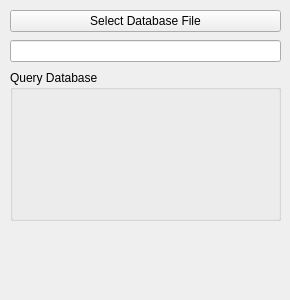
Before: the Qt Designer form mainwindow.ui in erickveil/Qt-SQL-GUI-client, drawn with Qt 5.
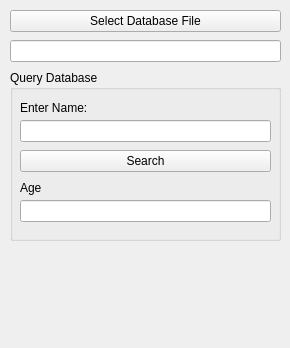
After: the same form once the commit is applied.

```diff
--- a/mainwindow.ui
+++ b/mainwindow.ui
@@ -7,7 +7,7 @@
     <x>0</x>
     <y>0</y>
     <width>290</width>
-    <height>300</height>
+    <height>348</height>
    </rect>
   </property>
   <property name="windowTitle">
@@ -20,12 +20,80 @@
       <x>10</x>
       <y>70</y>
       <width>271</width>
-      <height>151</height>
+      <height>171</height>
      </rect>
     </property>
+    <property name="acceptDrops">
+     <bool>false</bool>
+    </property>
+    <property name="autoFillBackground">
+     <bool>false</bool>
+    </property>
     <property name="title">
      <string>Query Database</string>
     </property>
+    <widget class="QLabel" name="label">
+     <property name="geometry">
+      <rect>
+       <x>10</x>
+       <y>30</y>
+       <width>251</width>
+       <height>16</height>
+      </rect>
+     </property>
+     <property name="text">
+      <string>Enter Name:</string>
+     </property>
+    </widget>
+    <widget class="QLineEdit" name="tb_name">
+     <property name="geometry">
+      <rect>
+       <x>10</x>
+       <y>50</y>
+       <width>251</width>
+       <height>22</height>
+      </rect>
+     </property>
+    </widget>
+    <widget class="QPushButton" name="bu_search">
+     <property name="geometry">
+      <rect>
+       <x>10</x>
+       <y>80</y>
+       <width>251</width>
+       <height>22</height>
+      </rect>
+     </property>
+     <property name="text">
+      <string>Search</string>
+     </property>
+    </widget>
+    <widget class="QLineEdit" name="tb_age">
+     <property name="geometry">
+      <rect>
+       <x>10</x>
+       <y>130</y>
+       <width>251</width>
+       <height>22</height>
+      </rect>
+     </property>
+     <property name="readOnly">
+      <bool>true</bool>
+     </property>
+    </widget>
+    <widget class="QLabel" name="label_2">
+     <property name="geometry">
+      <rect>
+       <x>10</x>
+       <y>110</y>
+       <width>251</width>
+       <height>16</height>
+      </rect>
+     </property>
+     <property name="text">
+      <string>Age</string>
+     </property>
+    </widget>
    </widget>
    <widget class="QPushButton" name="bu_select_file">
     <property name="geometry">
```
